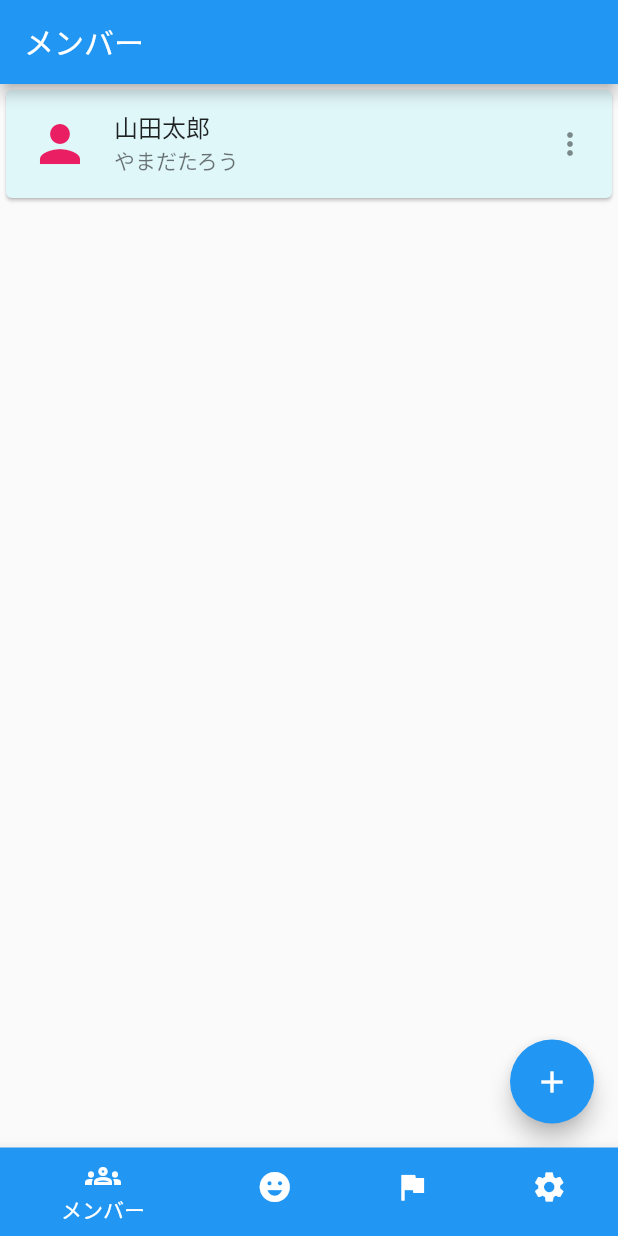
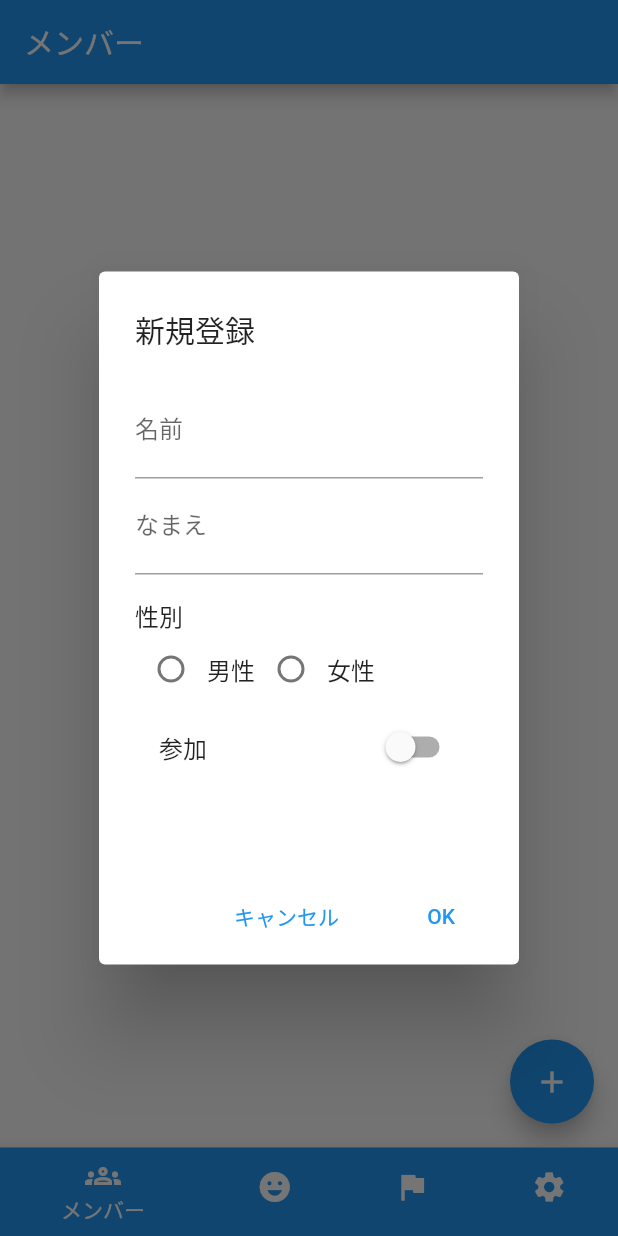
Before and after one commit to Romu1273x/DoublesRecombinedApp, a Flutter app: the screen it shows after launch, after a tap on the "add" icon, on a phone screen of 412 x 824 dp. Run offline on Flutter 3.47's test engine with Material 2 defaults, Android fonts, the light colour scheme and no system bars; our stand-ins replace sqflite; accounts and stored records are empty.

Commit message:
ユーザー追加ダイアログを表示

```diff
--- a/doubles_recombined_app/lib/view/user_list_view.dart
+++ b/doubles_recombined_app/lib/view/user_list_view.dart
@@ -34,12 +34,122 @@ class UserListView extends StatelessWidget {
       floatingActionButton: FloatingActionButton(
         child: const Icon(Icons.add),
         onPressed: () {
-          // TODO:削除。テストデータ
-          final User user = User(name: '山田太郎', name_kana: 'やまだたろう', sex: 2, participant: 0);
-          // ユーザを追加する処理
-          userModel.add(user);
+          // ユーザー追加ダイアログを表示
+          InputDialog(context);
         }
       ),
     );
   }
+
+  Future<void> InputDialog(BuildContext context) async { // 非同期処理
+    UserViewModel userModel = Provider.of<UserViewModel>(context, listen: false);
+    String _gValue = '未選択';
+    bool _participantFlg = false;
+
+    return showDialog(
+      context: context,
+      builder: (context) {
+        return Consumer<UserViewModel>(
+          builder: (context, userModel, _) {
+            return AlertDialog(
+              title: Text('新規登録'),
+              content: Container(
+                height: 300,
+                child: Column(
+                  children: [
+                    TextField(
+                      decoration: InputDecoration(
+                        labelText: '名前',
+                        hintText: '(例)山田太郎',
+                      ),
+                      onChanged: (value){
+                        userModel.onNameChange(value);
+                      },
+                    ),
+                    TextField(
+                      decoration: InputDecoration(
+                        labelText: 'なまえ',
+                        hintText: '(例)やまだたろう',
+                      ),
+                      onChanged: (value){
+                        userModel.onNameKanaChange(value);
+                      },
+                    ),
+                    // 性別はラジオボタン
+                    Container(
+                      padding: EdgeInsets.only(top: 15),
+                      child: Column(
+                        crossAxisAlignment: CrossAxisAlignment.start,
+                        children: [
+                          Text('性別'),
+                          Row(
+                            children: <Widget>[
+                              Radio(
+                                activeColor: Colors.blueAccent,
+                                value: '男性',
+                                groupValue: _gValue,
+                                onChanged: (value){
+                                  _gValue = '男性';
+                                  userModel.onSexChange(1);
+                                },
+                              ),
+                              Text('男性'),
+                              Radio(
+                                activeColor: Colors.blueAccent,
+                                value: '女性',
+                                groupValue: _gValue,
+                                onChanged: (value){
+                                  _gValue = '女性';
+                                  userModel.onSexChange(2);
+                                },
+                              ),
+                              Text('女性'),
+                            ],
+                          ),
+                        ],
+                      ),
+                    ),
+                    // 参加はトグル
+                    SwitchListTile(
+                      title: Text('参加'),
+                      value: _participantFlg,
+                      onChanged: (value){
+                        if (value) {
+                          _participantFlg = true;
+                          userModel.onParticipantChange(1);
+                        } else {
+                          _participantFlg = false;
+                          userModel.onParticipantChange(2);
+                        }
+                      },
+                    ),
+                  ],
+                ),
+              ),
+              actions: <Widget>[
+                FlatButton(
+                  color: Colors.white,
+                  textColor: Colors.blue,
+                  child: Text('キャンセル'),
+                  onPressed: () {
+                    Navigator.pop(context);
+                  },
+                ),
+                FlatButton(
+                  color: Colors.white,
+                  textColor: Colors.blue,
+                  child: Text('OK'),
+                  onPressed: () {
+                    // ユーザーをリストに追加
+                    userModel.addUserList();
+                    Navigator.pop(context);
+                  },
+                ),
+              ],
+            );
+          }
+        );
+      }
+    );
+  }
 }
```
Also changed, not shown: doubles_recombined_app/lib/view_model/user_view_model.dart (+39 -0 lines).
